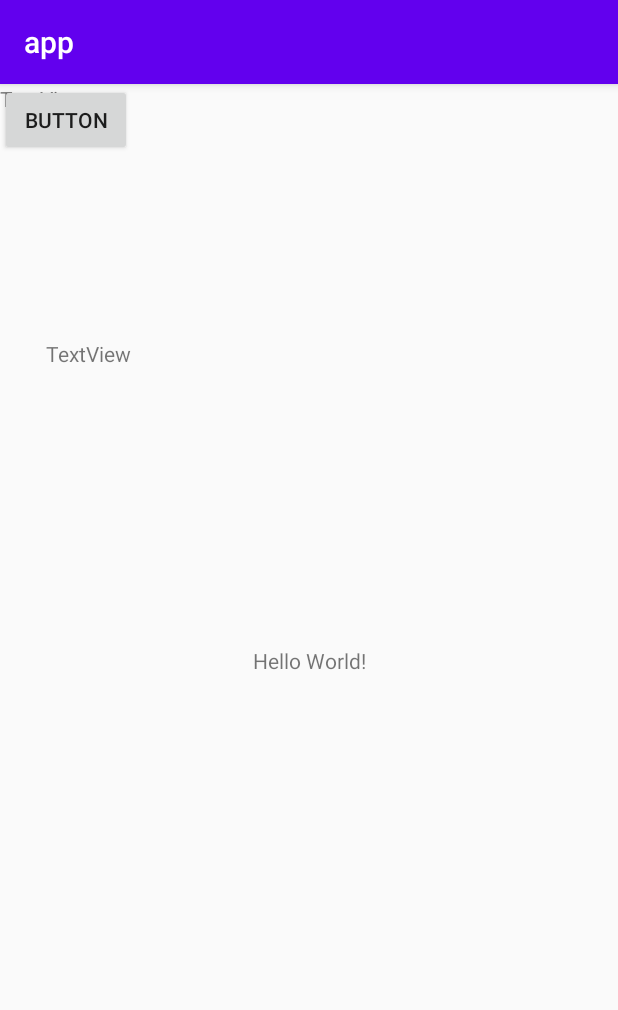
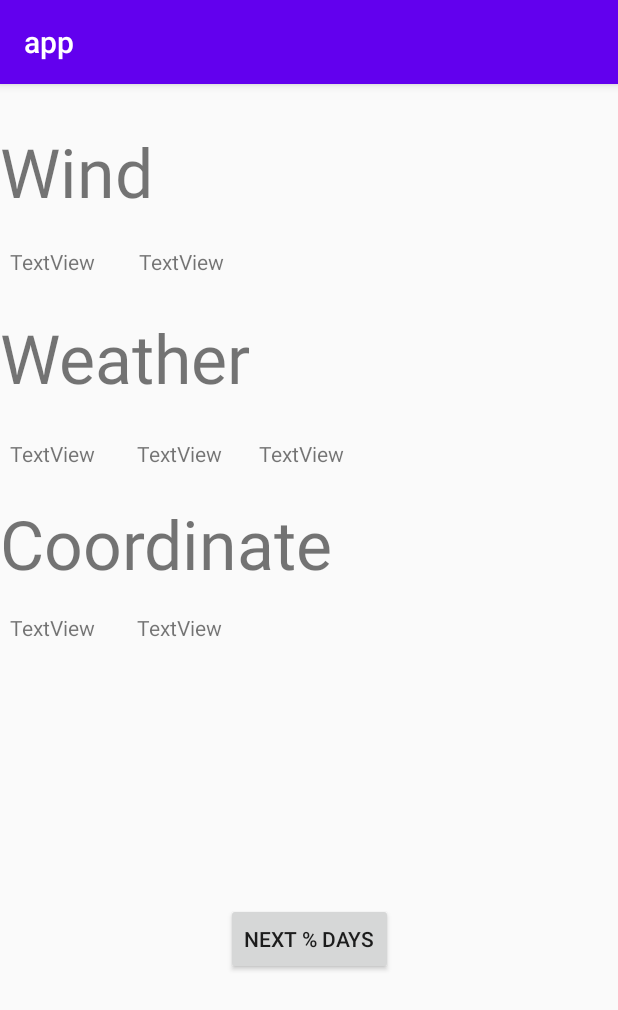
Before and after one commit to syeddaood/twitter, an Android app: the screen it shows after launch (MainActivity), on a phone screen of 412 x 824 dp. Shown: the top 1010 px of the screen. Run offline under Robolectric (Android 15) with nearby library versions, the phone set to English and light mode, and no system bars.

```diff
--- a/app/src/main/java/com/example/app/response/currentweather.java
+++ b/app/src/main/java/com/example/app/response/currentweather.java
@@ -11,7 +11,7 @@ public class currentweather {
     @Expose
     private weatherclass Weatherclass;
 
-    private weatherclass getWeatherclass()
+   private weatherclass getWeatherclass()
     {
         return Weatherclass;
     }
--- a/app/src/main/java/com/example/app/utils/Credentials.java
+++ b/app/src/main/java/com/example/app/utils/Credentials.java
@@ -1,5 +1,5 @@
 package com.example.app.utils;
 
 public class Credentials {
-    public static final String Base_URL = "https://twitter-code-challenge.s3.amazonaws.com/";
+   public static final String Base_URL = "https://twitter-code-challenge.s3.amazonaws.com";
 }
--- a/app/src/main/res/layout/activity_main.xml
+++ b/app/src/main/res/layout/activity_main.xml
@@ -6,43 +6,136 @@
     android:layout_height="match_parent"
     tools:context=".MainActivity">
 
+
     <TextView
+        android:id="@+id/editTextTextPersonName3"
         android:layout_width="wrap_content"
         android:layout_height="wrap_content"
-        android:text="Hello World!"
-        app:layout_constraintBottom_toBottomOf="parent"
-        app:layout_constraintLeft_toLeftOf="parent"
-        app:layout_constraintRight_toRightOf="parent"
+        android:layout_marginTop="20dp"
+        android:ems="10"
+        android:inputType="textPersonName"
+        android:text="Coordinate"
+        android:textFontWeight="40"
+        android:textSize="45dp"
+        app:layout_constraintEnd_toEndOf="parent"
+        app:layout_constraintHorizontal_bias="0.035"
+        app:layout_constraintStart_toStartOf="parent"
+        app:layout_constraintTop_toBottomOf="@+id/textView4" />
+
+    <TextView
+        android:id="@+id/textView5"
+        android:layout_width="wrap_content"
+        android:layout_height="wrap_content"
+        android:layout_marginTop="24dp"
+        android:text="TextView"
+        app:layout_constraintEnd_toEndOf="parent"
+        app:layout_constraintHorizontal_bias="0.12"
+        app:layout_constraintStart_toEndOf="@+id/textView4"
+        app:layout_constraintTop_toBottomOf="@+id/editTextTextPersonName2" />
+
+    <TextView
+        android:id="@+id/textView3"
+        android:layout_width="wrap_content"
+        android:layout_height="wrap_content"
+        android:layout_marginTop="24dp"
+        android:text="TextView"
+        app:layout_constraintEnd_toEndOf="parent"
+        app:layout_constraintHorizontal_bias="0.019"
+        app:layout_constraintStart_toStartOf="parent"
+        app:layout_constraintTop_toBottomOf="@+id/editTextTextPersonName2" />
+
+    <TextView
+        android:id="@+id/textView6"
+        android:layout_width="wrap_content"
+        android:layout_height="wrap_content"
+        android:layout_marginTop="16dp"
+        android:text="TextView"
+        app:layout_constraintEnd_toEndOf="parent"
+        app:layout_constraintHorizontal_bias="0.019"
+        app:layout_constraintStart_toStartOf="parent"
+        app:layout_constraintTop_toBottomOf="@+id/editTextTextPersonName3" />
+
+    <TextView
+        android:id="@+id/textView7"
+        android:layout_width="wrap_content"
+        android:layout_height="wrap_content"
+        android:layout_marginTop="16dp"
+        android:text="TextView"
+        app:layout_constraintEnd_toEndOf="parent"
+        app:layout_constraintHorizontal_bias="0.097"
+        app:layout_constraintStart_toEndOf="@+id/textView6"
+        app:layout_constraintTop_toBottomOf="@+id/editTextTextPersonName3" />
+
+    <TextView
+        android:id="@+id/textView4"
+        android:layout_width="wrap_content"
+        android:layout_height="wrap_content"
+        android:layout_marginTop="24dp"
+        android:text="TextView"
+        app:layout_constraintEnd_toEndOf="parent"
+        app:layout_constraintHorizontal_bias="0.097"
+        app:layout_constraintStart_toEndOf="@+id/textView3"
+        app:layout_constraintTop_toBottomOf="@+id/editTextTextPersonName2" />
+
+    <TextView
+        android:id="@+id/editTextTextPersonName2"
+        android:layout_width="wrap_content"
+        android:layout_height="wrap_content"
+        android:layout_marginTop="24dp"
+        android:ems="10"
+        android:inputType="textPersonName"
+        android:text="Weather"
+        android:textFontWeight="40"
+        android:textSize="45dp"
+        app:layout_constraintEnd_toEndOf="parent"
+        app:layout_constraintHorizontal_bias="0.035"
+        app:layout_constraintStart_toStartOf="parent"
+        app:layout_constraintTop_toBottomOf="@+id/textView" />
+
+    <TextView
+        android:id="@+id/textView2"
+        android:layout_width="wrap_content"
+        android:layout_height="wrap_content"
+        android:layout_marginTop="20dp"
+        android:text="TextView"
+        app:layout_constraintEnd_toEndOf="parent"
+        app:layout_constraintHorizontal_bias="0.101"
+        app:layout_constraintStart_toEndOf="@+id/textView"
+        app:layout_constraintTop_toBottomOf="@+id/editTextTextPersonName" />
+
+    <TextView
+        android:id="@+id/editTextTextPersonName"
+        android:layout_width="wrap_content"
+        android:layout_height="wrap_content"
+        android:layout_marginTop="28dp"
+        android:ems="10"
+        android:inputType="textPersonName"
+        android:text="Wind"
+        android:textFontWeight="75"
+        android:textSize="45dp"
+        app:layout_constraintEnd_toEndOf="parent"
+        app:layout_constraintHorizontal_bias="0.035"
+        app:layout_constraintStart_toStartOf="parent"
         app:layout_constraintTop_toTopOf="parent" />
+
+    <TextView
+        android:id="@+id/textView"
+        android:layout_width="wrap_content"
+        android:layout_height="wrap_content"
+        android:layout_marginTop="20dp"
+        android:text="TextView"
+        app:layout_constraintEnd_toEndOf="parent"
+        app:layout_constraintHorizontal_bias="0.019"
+        app:layout_constraintStart_toStartOf="parent"
+        app:layout_constraintTop_toBottomOf="@+id/editTextTextPersonName" />
 
     <Button
         android:id="@+id/button"
         android:layout_width="wrap_content"
         android:layout_height="wrap_content"
-        android:text="Button"
-        tools:layout_editor_absoluteX="132dp"
-        tools:layout_editor_absoluteY="497dp" />
-
-    <TextView
-        android:id="@+id/textView"
-        android:layout_width="66dp"
-        android:layout_height="18dp"
-        android:layout_marginTop="132dp"
-        android:layout_marginBottom="580dp"
-        android:text="TextView"
+        android:text="Next % days"
         app:layout_constraintBottom_toBottomOf="parent"
         app:layout_constraintEnd_toEndOf="parent"
-        app:layout_constraintHorizontal_bias="0.089"
         app:layout_constraintStart_toStartOf="parent"
-        app:layout_constraintTop_toTopOf="parent"
-        app:layout_constraintVertical_bias="1.0" />
-
-    <TextView
-        android:id="@+id/textView2"
-        android:layout_width="wrap_content"
-        android:layout_height="wrap_content"
-        android:text="TextView"
-        tools:layout_editor_absoluteX="31dp"
-        tools:layout_editor_absoluteY="161dp" />
-
+        app:layout_constraintTop_toBottomOf="@+id/textView7" />
 </androidx.constraintlayout.widget.ConstraintLayout>
```
Also changed, not shown: app/src/main/java/com/example/app/MainActivity.java (+3 -27 lines), app/src/main/java/com/example/app/converter.java (added, +7 -0 lines), app/src/main/java/com/example/app/model/coord.java (deleted, +0 -30 lines), app/src/main/java/com/example/app/model/weatherclass.java (+16 -21 lines), app/src/main/java/com/example/app/model/wind.java (deleted, +0 -30 lines), app/src/main/java/com/example/app/request/service.java (+0 -10 lines).
